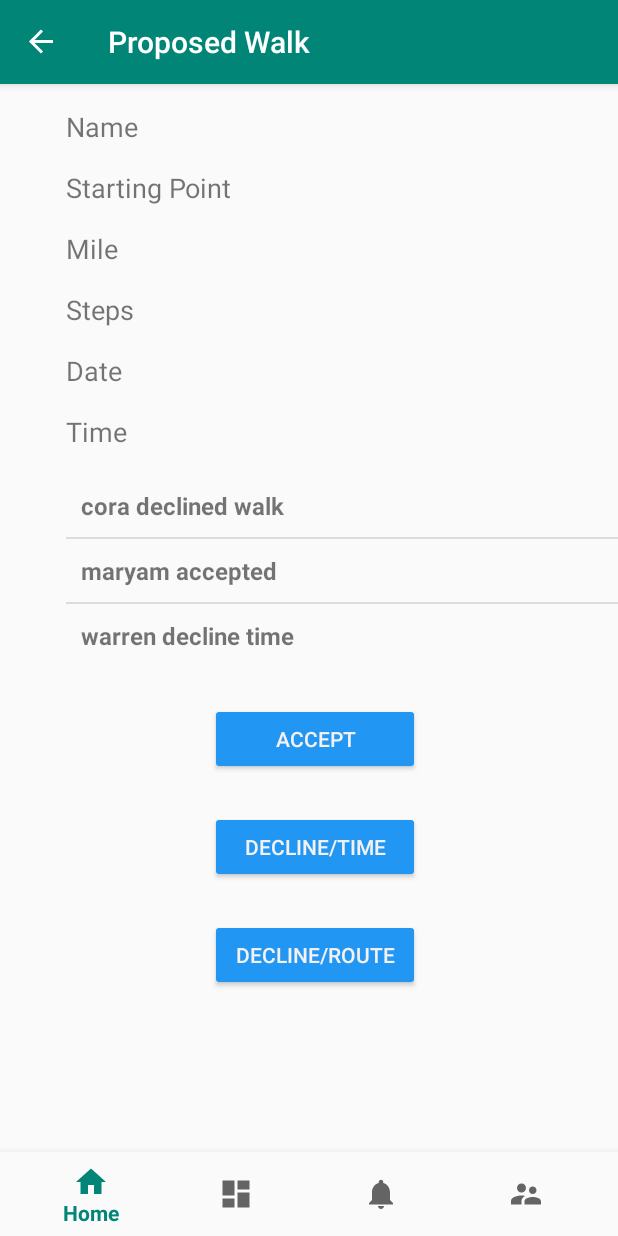
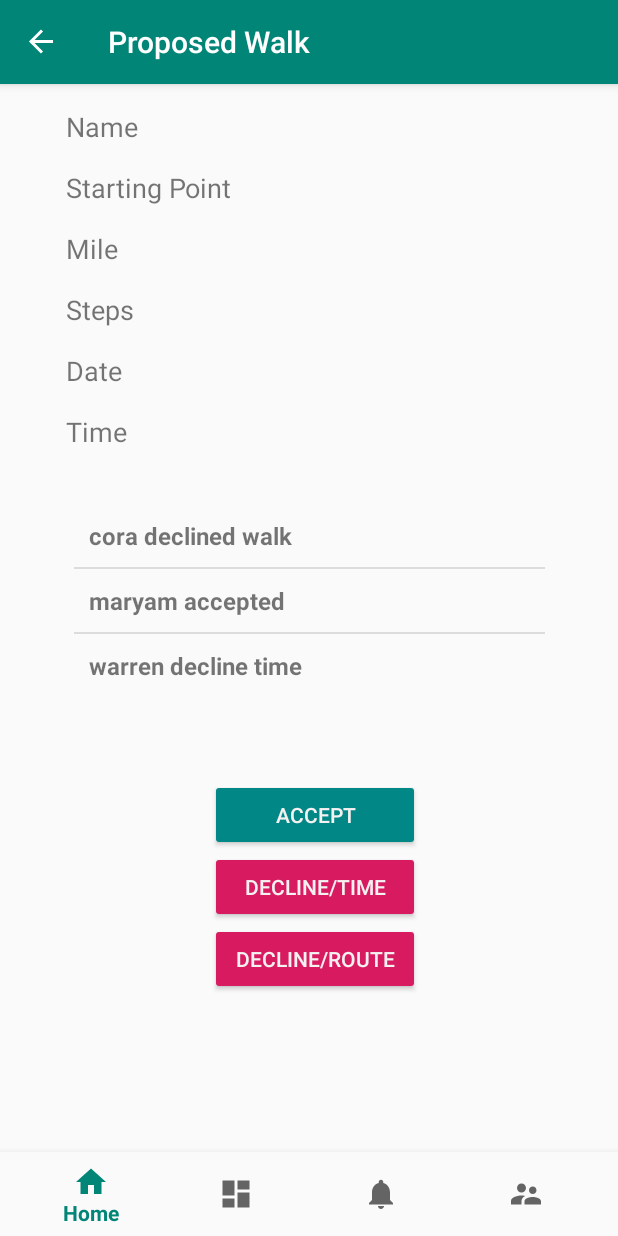
Before and after one commit to UCSD-CSE-110-2020/team-project-team6, an Android app: the ProposedWalkFragment screen opened through its navigation route, on a phone screen of 412 x 824 dp. Run offline under Robolectric (Android 15) with nearby library versions, the phone set to English and light mode, and no system bars; our stand-ins replace Firebase (no records; nobody signed in at launch, a user with empty details on screens opened directly), navigation-ui; 3 statements that could not run were skipped.

Commit message:
fix list view in propose walk fragment

```diff
--- a/app/src/main/res/layout/fragment_proposed_walk.xml
+++ b/app/src/main/res/layout/fragment_proposed_walk.xml
@@ -80,16 +80,31 @@
             app:layout_constraintStart_toStartOf="parent"
             app:layout_constraintTop_toBottomOf="@+id/txt_proposed_date" />
 
-        <ListView
-            android:id="@+id/list_is_going"
-            android:layout_width="match_parent"
-            android:layout_height="wrap_content"
+        <LinearLayout
+            android:id="@+id/linear_list_layout"
+            android:layout_width="402dp"
+            android:layout_height="175dp"
             android:layout_marginStart="44dp"
-            android:layout_marginTop="16dp"
+            android:layout_marginTop="20dp"
+            android:layout_marginEnd="44dp"
+            android:orientation="vertical"
             app:layout_constraintEnd_toEndOf="parent"
-            app:layout_constraintHorizontal_bias="0.0"
             app:layout_constraintStart_toStartOf="parent"
-            app:layout_constraintTop_toBottomOf="@+id/txt_proposed_time" />
+            app:layout_constraintTop_toBottomOf="@+id/txt_proposed_time">
+
+            <ListView
+                android:id="@+id/list_is_going"
+                android:layout_width="match_parent"
+                android:layout_height="wrap_content"
+                android:layout_marginStart="44dp"
+                android:layout_marginTop="16dp"
+                android:layout_marginEnd="44dp"
+                android:nestedScrollingEnabled="true"
+                app:layout_constraintEnd_toEndOf="parent"
+                app:layout_constraintHorizontal_bias="0.0"
+                app:layout_constraintStart_toStartOf="parent" />
+        </LinearLayout>
+
 
         <Button
             android:id="@+id/bt_Schedule"
@@ -97,24 +112,23 @@
             android:layout_height="wrap_content"
             android:layout_marginStart="140dp"
             android:layout_marginTop="24dp"
-            android:backgroundTint="#2196F3"
+            android:backgroundTint="@color/design_default_color_secondary_variant"
             android:text="@string/bt_schedule"
             android:textColor="#F5F1F1"
             app:layout_constraintStart_toStartOf="parent"
-            app:layout_constraintTop_toBottomOf="@+id/list_is_going" />
+            app:layout_constraintTop_toBottomOf="@+id/linear_list_layout" />
+
 
         <Button
             android:id="@+id/bt_withdraw"
             android:layout_width="140dp"
             android:layout_height="wrap_content"
             android:layout_marginStart="140dp"
-            android:layout_marginTop="24dp"
-            android:backgroundTint="#2196F3"
+            android:backgroundTint="@color/colorAccent"
             android:text="@string/bt_withdraw"
             android:textColor="#F5F1F1"
             app:layout_constraintStart_toStartOf="parent"
             app:layout_constraintTop_toBottomOf="@+id/bt_Schedule" />
-
 
         <Button
             android:id="@+id/bt_acceptWalk"
@@ -122,19 +136,18 @@
             android:layout_height="wrap_content"
             android:layout_marginStart="140dp"
             android:layout_marginTop="24dp"
-            android:backgroundTint="#2196F3"
+            android:backgroundTint="@color/design_default_color_secondary_variant"
             android:text="@string/bt_acceptWalk"
             android:textColor="#F5F1F1"
             app:layout_constraintStart_toStartOf="parent"
-            app:layout_constraintTop_toBottomOf="@+id/list_is_going" />
+            app:layout_constraintTop_toBottomOf="@+id/linear_list_layout" />
 
         <Button
             android:id="@+id/bt_declineTime"
             android:layout_width="140dp"
             android:layout_height="wrap_content"
             android:layout_marginStart="140dp"
-            android:layout_marginTop="24dp"
-            android:backgroundTint="#2196F3"
+            android:backgroundTint="@color/colorAccent"
             android:text="@string/bt_declineTime"
             android:textColor="#F5F1F1"
             app:layout_constraintStart_toStartOf="parent"
@@ -145,8 +158,7 @@
             android:layout_width="140dp"
             android:layout_height="wrap_content"
             android:layout_marginStart="140dp"
-            android:layout_marginTop="24dp"
-            android:backgroundTint="#2196F3"
+            android:backgroundTint="@color/colorAccent"
             android:text="@string/bt_declineRoute"
             android:textColor="#F5F1F1"
             app:layout_constraintStart_toStartOf="parent"
```
Also changed, not shown: app/src/main/java/com/example/team_project_team6/ui/team/ProposedWalkFragment.java (+23 -3 lines), 1 other file.
